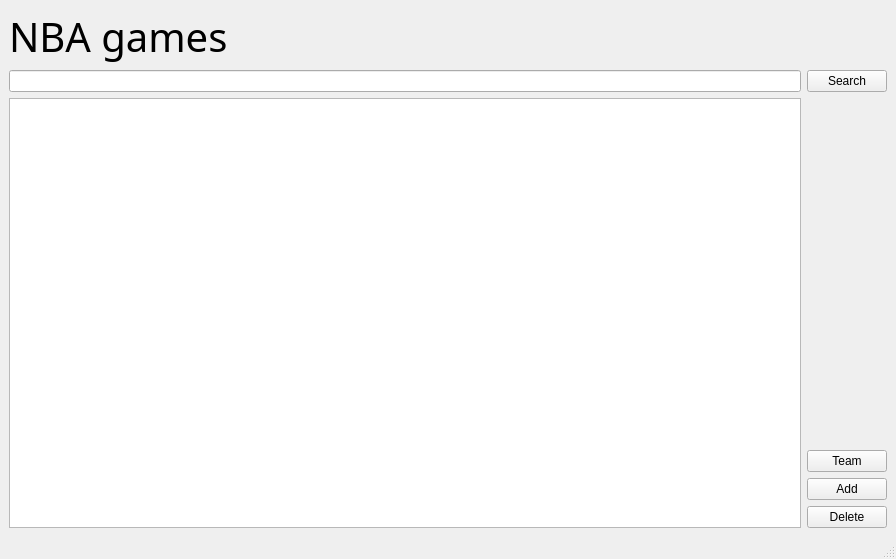
First picture: the form in nba_game/mainwindow.ui, repository Razorlance/dsba-itop2022-hw, before the edit.
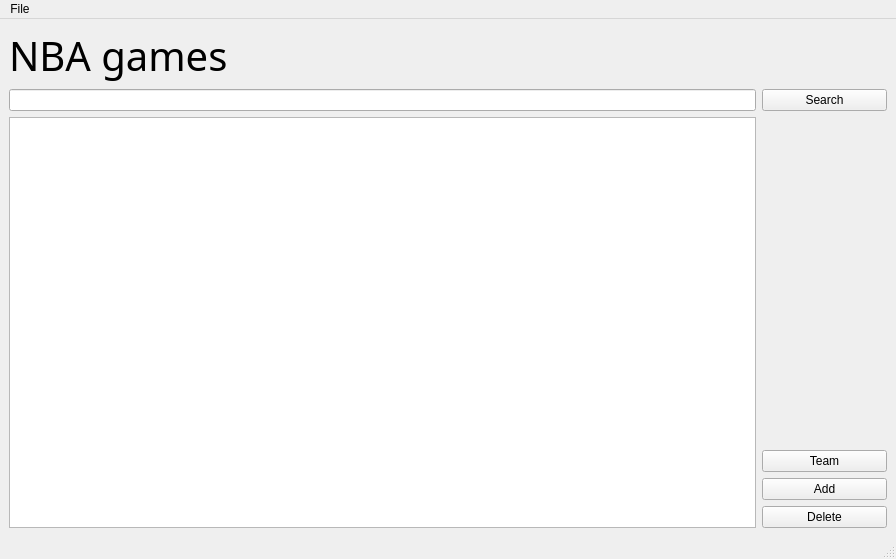
Second picture: the form after the edit.

```diff
--- a/nba_game/mainwindow.ui
+++ b/nba_game/mainwindow.ui
@@ -31,7 +31,7 @@
     <item>
      <layout class="QVBoxLayout" name="verticalLayout_2">
       <item>
-       <layout class="QHBoxLayout" name="horizontalLayout">
+       <layout class="QHBoxLayout" name="horizontalLayout" stretch="300,50">
         <item>
          <widget class="QLineEdit" name="search_input">
           <property name="text">
@@ -49,7 +49,7 @@
        </layout>
       </item>
       <item>
-       <layout class="QHBoxLayout" name="horizontalLayout_2">
+       <layout class="QHBoxLayout" name="horizontalLayout_2" stretch="300,50">
         <item>
          <widget class="QTableView" name="player_table"/>
         </item>
@@ -62,7 +62,7 @@
             </property>
             <property name="sizeHint" stdset="0">
              <size>
-              <width>20</width>
+              <width>30</width>
               <height>40</height>
              </size>
             </property>
@@ -106,6 +106,13 @@
      <height>25</height>
     </rect>
    </property>
+   <widget class="QMenu" name="menuFile">
+    <property name="title">
+     <string>File</string>
+    </property>
+    <addaction name="actionOpen"/>
+   </widget>
+   <addaction name="menuFile"/>
   </widget>
   <widget class="QStatusBar" name="statusbar"/>
  </widget>
```
Left out of the diff: 7 changed lines with no effect on the pictures.
